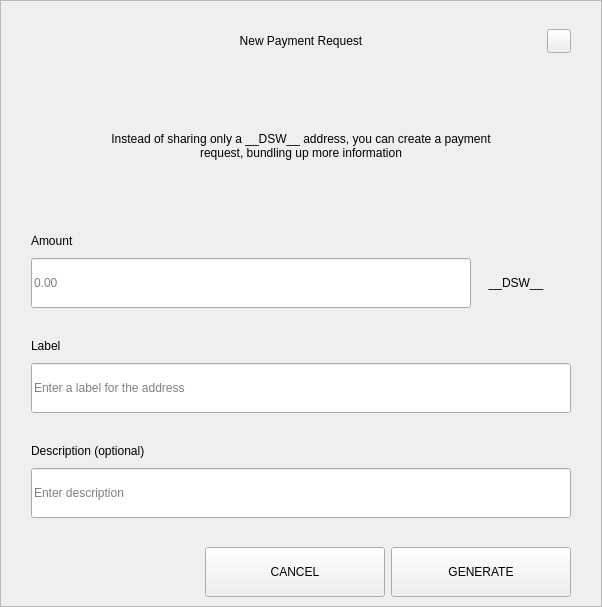
Above: src/qt/pivx/forms/requestdialog.ui from decenomy/DSW before the change. Below: the same form after it.
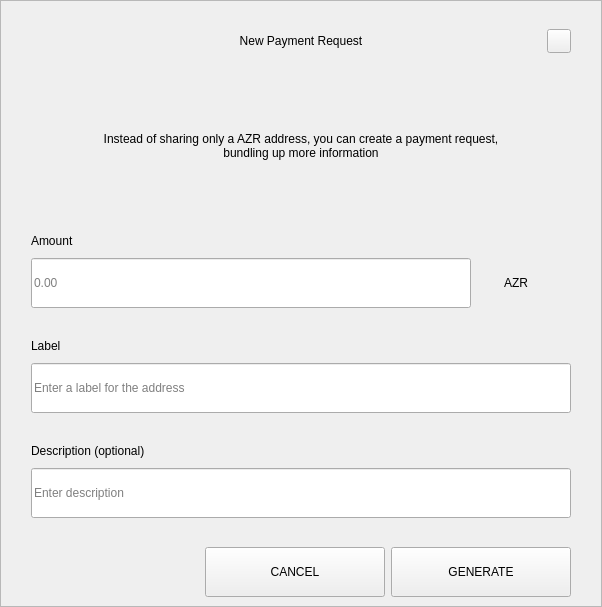
That is the form after the change.

Patch:
```diff
--- a/src/qt/pivx/forms/requestdialog.ui
+++ b/src/qt/pivx/forms/requestdialog.ui
@@ -210,7 +210,7 @@
              </size>
             </property>
             <property name="text">
-             <string>Instead of sharing only a __DSW__ address, you can create a payment request, bundling up more information</string>
+             <string>Instead of sharing only a AZR address, you can create a payment request, bundling up more information</string>
             </property>
             <property name="alignment">
              <set>Qt::AlignCenter</set>
@@ -327,7 +327,7 @@
                    <item>
                     <widget class="QLabel" name="comboBoxCoin">
                      <property name="text">
-                      <string>__DSW__</string>
+                      <string>AZR</string>
                      </property>
                      <property name="alignment">
                       <set>Qt::AlignCenter</set>
```
